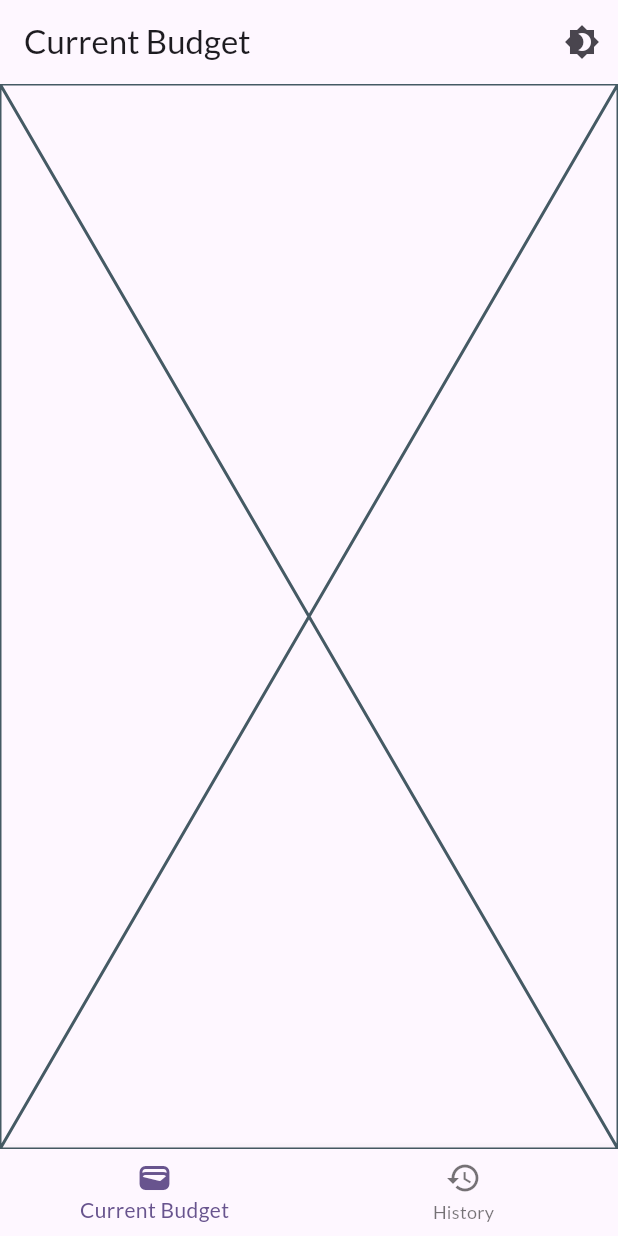
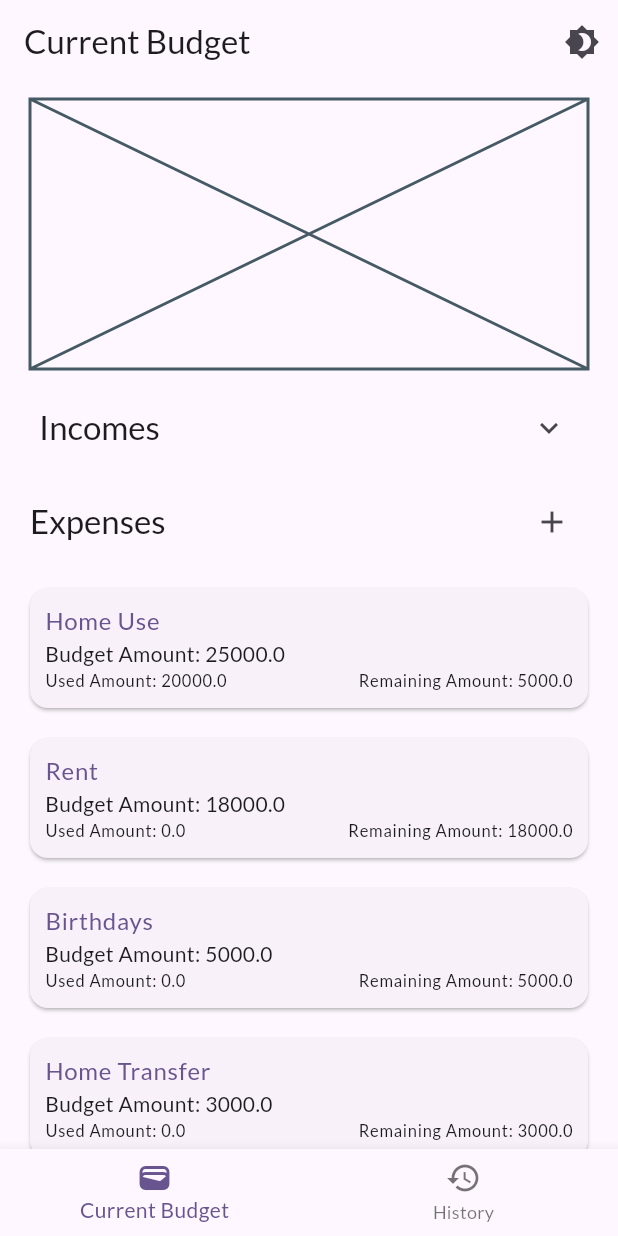
Before and after one commit to shakeelansari63/budget-builder, a Flutter app: the screen it shows after launch, on a phone screen of 412 x 824 dp. Run offline on Flutter 3.47's test engine with Material 3 defaults, Android fonts, the light colour scheme and no system bars; our stand-ins replace flutter_riverpod, google_fonts.

Commit message:
Basic Data Display

```diff
--- /dev/null
+++ b/lib/dummy_data.dart
@@ -0,0 +1,247 @@
+import 'package:budget_builder/models/budget.dart';
+import 'package:budget_builder/models/expenditure.dart';
+import 'package:budget_builder/models/expense.dart';
+import 'package:budget_builder/models/income.dart';
+
+final allBudgets = [
+  BudgetModel(
+    id: 1,
+    name: 'My Budget 1',
+    periodStart: DateTime(2023, 11, 1, 0, 0, 0),
+    periodEnd: DateTime(2023, 11, 30, 0, 0, 0),
+    isCurrent: false,
+    incomes: [
+      IncomeModel(
+        id: 1,
+        source: 'Regular',
+        income: 120000,
+      ),
+      IncomeModel(
+        id: 2,
+        source: 'Freelance',
+        income: 10000,
+      ),
+    ],
+    expenses: [
+      ExpenseModel(
+        id: 1,
+        name: 'Home Use',
+        amount: 25000,
+        expenditures: [
+          ExpenditureModel(
+            id: 1,
+            name: 'Used',
+            amount: 10000,
+          ),
+          ExpenditureModel(
+            id: 2,
+            name: 'Used',
+            amount: 15000,
+          ),
+        ],
+      ),
+      ExpenseModel(
+        id: 2,
+        name: 'Rent',
+        amount: 18000,
+        expenditures: [],
+      ),
+      ExpenseModel(
+        id: 3,
+        name: 'Car work',
+        amount: 5000,
+        expenditures: [],
+      ),
+      ExpenseModel(
+        id: 3,
+        name: 'Home Transfer',
+        amount: 3000,
+        expenditures: [],
+      ),
+    ],
+  ),
+  BudgetModel(
+    id: 2,
+    name: 'My Budget 2',
+    periodStart: DateTime(2023, 12, 1, 0, 0, 0),
+    periodEnd: DateTime(2023, 12, 31, 0, 0, 0),
+    isCurrent: false,
+    incomes: [
+      IncomeModel(
+        id: 1,
+        source: 'Regular',
+        income: 120000,
+      ),
+      IncomeModel(
+        id: 2,
+        source: 'Freelance',
+        income: 10000,
+      ),
+    ],
+    expenses: [
+      ExpenseModel(
+        id: 1,
+        name: 'Home Use',
+        amount: 25000,
+        expenditures: [
+          ExpenditureModel(
+            id: 1,
+            name: 'Used',
+            amount: 25000,
+          ),
+        ],
+      ),
+      ExpenseModel(
+        id: 2,
+        name: 'Rent',
+        amount: 18000,
+        expenditures: [],
+      ),
+      ExpenseModel(
+        id: 3,
+        name: 'Home Transfer',
+        amount: 3000,
+        expenditures: [],
+      ),
+    ],
+  ),
+  BudgetModel(
+    id: 3,
+    name: 'My Budget 3',
+    periodStart: DateTime(2024, 1, 1, 0, 0, 0),
+    periodEnd: DateTime(2024, 1, 31, 0, 0, 0),
+    isCurrent: false,
+    incomes: [
+      IncomeModel(
+        id: 1,
+        source: 'Regular',
+        income: 120000,
+      ),
+      IncomeModel(
+        id: 2,
+        source: 'Freelance',
+        income: 10000,
+      ),
+    ],
+    expenses: [
+      ExpenseModel(
+        id: 1,
+        name: 'Home Use',
+        amount: 25000,
+        expenditures: [
+          ExpenditureModel(
+            id: 1,
+            name: 'Used',
+            amount: 10000,
+          ),
+          ExpenditureModel(
+            id: 1,
+            name: 'Used',
+            amount: 10000,
+          ),
+          ExpenditureModel(
+            id: 1,
+            name: 'Used',
+            amount: 5000,
+          ),
+        ],
+      ),
+      ExpenseModel(
+        id: 2,
+        name: 'Rent',
+        amount: 18000,
+        expenditures: [],
+      ),
+      ExpenseModel(
+        id: 3,
+        name: 'Home Cleaning',
+        amount: 2000,
+        expenditures: [],
+      ),
+      ExpenseModel(
+        id: 4,
+        name: 'Home Transfer',
+        amount: 3000,
+        expenditures: [],
+      ),
+    ],
+  ),
+  BudgetModel(
+    id: 4,
+    name: 'My Budget 1',
+    periodStart: DateTime(2024, 2, 1, 0, 0, 0),
+    periodEnd: DateTime(2024, 2, 29, 0, 0, 0),
+    isCurrent: true,
+    incomes: [
+      IncomeModel(
+        id: 1,
+        source: 'Regular',
+        income: 120000,
+      ),
+      IncomeModel(
+        id: 2,
+        source: 'Freelance',
+        income: 10000,
+      ),
+      IncomeModel(
+        id: 3,
+        source: 'Rent Money',
+        income: 12000,
+      ),
+    ],
+    expenses: [
+      ExpenseModel(
+        id: 1,
+        name: 'Home Use',
+        amount: 25000,
+        expenditures: [
+          ExpenditureModel(
+            id: 1,
+            name: 'Used',
+            amount: 10000,
+          ),
+          ExpenditureModel(
+            id: 2,
+            name: 'Used',
+            amount: 10000,
+          ),
+        ],
+      ),
+      ExpenseModel(
+        id: 2,
+        name: 'Rent',
+        amount: 18000,
+        expenditures: [],
+      ),
+      ExpenseModel(
+        id: 3,
+        name: 'Birthdays',
+        amount: 5000,
+        expenditures: [],
+      ),
+      ExpenseModel(
+        id: 4,
+        name: 'Home Transfer',
+        amount: 3000,
+        expenditures: [],
+      ),
+      ExpenseModel(
+        id: 5,
+        name: 'Other',
+        amount: 10000,
+        expenditures: [
+          ExpenditureModel(
+            id: 1,
+            name: 'Used',
+            amount: 200,
+          ),
+          ExpenditureModel(
+            id: 2,
+            name: 'Used',
+            amount: 500,
+          ),
+        ],
+      ),
+    ],
+  ),
+];
--- a/lib/main.dart
+++ b/lib/main.dart
@@ -1,5 +1,5 @@
 import 'package:budget_builder/providers/theme_provider.dart';
-import 'package:budget_builder/screens/main_screen.dart';
+import 'package:budget_builder/pages/main_screen.dart';
 import 'package:flutter/material.dart';
 import 'package:flutter_riverpod/flutter_riverpod.dart';
 
--- /dev/null
+++ b/lib/models/budget.dart
@@ -0,0 +1,22 @@
+import 'package:budget_builder/models/expense.dart';
+import 'package:budget_builder/models/income.dart';
+
+class BudgetModel {
+  BudgetModel({
+    required this.id,
+    required this.name,
+    required this.periodStart,
+    required this.periodEnd,
+    required this.isCurrent,
+    required this.incomes,
+    required this.expenses,
+  });
+
+  int id;
+  String name;
+  DateTime periodStart;
+  DateTime periodEnd;
+  bool isCurrent;
+  List<IncomeModel> incomes;
+  List<ExpenseModel> expenses;
+}
--- /dev/null
+++ b/lib/models/expenditure.dart
@@ -0,0 +1,11 @@
+class ExpenditureModel {
+  ExpenditureModel({
+    required this.id,
+    required this.name,
+    required this.amount,
+  });
+
+  int id;
+  String name;
+  double amount;
+}
--- /dev/null
+++ b/lib/models/expense.dart
@@ -0,0 +1,15 @@
+import 'package:budget_builder/models/expenditure.dart';
+
+class ExpenseModel {
+  ExpenseModel({
+    required this.id,
+    required this.name,
+    required this.amount,
+    required this.expenditures,
+  });
+
+  int id;
+  String name;
+  double amount;
+  List<ExpenditureModel> expenditures;
+}
--- /dev/null
+++ b/lib/models/income.dart
@@ -0,0 +1,10 @@
+class IncomeModel {
+  IncomeModel({
+    required this.id,
+    required this.source,
+    required this.income,
+  });
+  int id;
+  String source;
+  double income;
+}
--- /dev/null
+++ b/lib/pages/current_budget.dart
@@ -0,0 +1,35 @@
+import 'package:budget_builder/providers/current_budget_provider.dart';
+import 'package:budget_builder/widgets/expense_graph.dart';
+import 'package:budget_builder/widgets/expenses.dart';
+import 'package:budget_builder/widgets/incomes.dart';
+import 'package:flutter/material.dart';
+import 'package:flutter_riverpod/flutter_riverpod.dart';
+
+class CurrentBudget extends ConsumerWidget {
+  const CurrentBudget({super.key});
+
+  @override
+  Widget build(BuildContext context, WidgetRef ref) {
+    final currentBudget = ref.watch(currentBudgetProvider);
+
+    return Column(
+      children: [
+        ExpenseGraph(
+          expenses: currentBudget.expenses,
+        ),
+        Expanded(
+          child: ListView(
+            children: [
+              Incomes(
+                incomes: currentBudget.incomes,
+              ),
+              Expenses(
+                expenses: currentBudget.expenses,
+              ),
+            ],
+          ),
+        ),
+      ],
+    );
+  }
+}
--- a/lib/screens/main_screen.dart
+++ b/lib/pages/main_screen.dart
@@ -1,6 +1,6 @@
 import 'package:budget_builder/providers/theme_provider.dart';
-import 'package:budget_builder/widgets/current_budget.dart';
-import 'package:budget_builder/widgets/history_budgets.dart';
+import 'package:budget_builder/pages/current_budget.dart';
+import 'package:budget_builder/pages/history_budgets.dart';
 import 'package:flutter/material.dart';
 import 'package:flutter_riverpod/flutter_riverpod.dart';
 
@@ -41,7 +41,10 @@ class _MainScreenState extends ConsumerState<MainScreen> {
           ),
         ],
       ),
-      body: currentPage,
+      body: Container(
+        padding: const EdgeInsets.symmetric(vertical: 0, horizontal: 10),
+        child: currentPage,
+      ),
       bottomNavigationBar: BottomNavigationBar(
         items: const [
           BottomNavigationBarItem(
--- /dev/null
+++ b/lib/providers/current_budget_provider.dart
@@ -0,0 +1,111 @@
+import 'package:budget_builder/dummy_data.dart';
+import 'package:budget_builder/models/budget.dart';
+import 'package:budget_builder/models/expense.dart';
+import 'package:budget_builder/models/income.dart';
+import 'package:flutter_riverpod/flutter_riverpod.dart';
+
+class CurrentBudgetNotifier extends StateNotifier<BudgetModel> {
+  CurrentBudgetNotifier()
+      : super(allBudgets.where((budget) => budget.isCurrent).first);
+
+  // Helper methods
+  void _updateIncomes(List<IncomeModel> updatedIncomes) {
+    // Sort by Id
+    updatedIncomes.sort((i, j) => i.id.compareTo(j.id));
+
+    // Update State
+    state = BudgetModel(
+      id: state.id,
+      name: state.name,
+      periodStart: state.periodStart,
+      periodEnd: state.periodEnd,
+      isCurrent: state.isCurrent,
+      incomes: updatedIncomes,
+      expenses: state.expenses,
+    );
+  }
+
+  void _updateExpenses(List<ExpenseModel> updatedExpenses) {
+    // Sort by Id
+    updatedExpenses.sort((i, j) => i.id.compareTo(j.id));
+
+    // Update State
+    state = BudgetModel(
+      id: state.id,
+      name: state.name,
+      periodStart: state.periodStart,
+      periodEnd: state.periodEnd,
+      isCurrent: state.isCurrent,
+      incomes: state.incomes,
+      expenses: updatedExpenses,
+    );
+  }
+
+  // Add or Remove Incomes
+  void addIncome(IncomeModel income) {
+    //  Update Income Id
+    income.id = state.incomes.last.id + 1;
+
+    // Add Income
+    final updatedIncomes = [...state.incomes, income];
+
+    // Update Incomes
+    _updateIncomes(updatedIncomes);
+  }
+
+  void removeIncome(IncomeModel income) {
+    final updatedIncomes =
+        state.incomes.where((i) => i.id != income.id).toList();
+
+    // Update Incomes
+    _updateIncomes(updatedIncomes);
+  }
+
+  void updateIncome(IncomeModel income) {
+    // Remove existing
+    final skipped = state.incomes.where((i) => i.id != income.id).toList();
+
+    // Add Updated
+    final updatedIncomes = [...skipped, income];
+
+    // Update Incomes
+    _updateIncomes(updatedIncomes);
+  }
+
+  // Add or Remove Expenses
+  void addExpense(ExpenseModel expense) {
+    // Update Expense Id
+    expense.id = state.expenses.last.id + 1;
+
+    // Generate updated expense list
+    final updatedExpenses = [...state.expenses, expense];
+
+    // Update Expenses
+    _updateExpenses(updatedExpenses);
+  }
+
+  void removeExpense(ExpenseModel expense) {
+    final updatedExpenses =
+        state.expenses.where((e) => e.id != expense.id).toList();
+
+    // Update Expenses
+    _updateExpenses(updatedExpenses);
+  }
+
+  void updateExpense(ExpenseModel expense) {
+    final skipped = state.expenses.where((e) => e.id != expense.id).toList();
+    final updatedExpenses = [...skipped, expense];
+
+    // Update Expenses
+    _updateExpenses(updatedExpenses);
+  }
+
+  void changeBudget(int budgetId) {
+    state = allBudgets.where((budget) => budget.id == budgetId).first;
+  }
+}
+
+final currentBudgetProvider =
+    StateNotifierProvider<CurrentBudgetNotifier, BudgetModel>(
+  (ref) => CurrentBudgetNotifier(),
+);
--- a/lib/providers/theme_provider.dart
+++ b/lib/providers/theme_provider.dart
@@ -13,8 +13,8 @@ ThemeData themeBuilder(Brightness brightness) {
   );
 }
 
-class ThemeState extends StateNotifier<ThemeData> {
-  ThemeState() : super(themeBuilder(Brightness.light));
+class ThemeStateNotifier extends StateNotifier<ThemeData> {
+  ThemeStateNotifier() : super(themeBuilder(Brightness.light));
 
   void toggleTheme() {
     final currentTheme = state.colorScheme.brightness;
@@ -27,5 +27,5 @@ class ThemeState extends StateNotifier<ThemeData> {
   }
 }
 
-final appTheme =
-    StateNotifierProvider<ThemeState, ThemeData>((ref) => ThemeState());
+final appTheme = StateNotifierProvider<ThemeStateNotifier, ThemeData>(
+    (ref) => ThemeStateNotifier());
--- a/lib/widgets/current_budget.dart
+++ /dev/null
@@ -1,10 +0,0 @@
-import 'package:flutter/material.dart';
-
-class CurrentBudget extends StatelessWidget {
-  const CurrentBudget({super.key});
-
-  @override
-  Widget build(BuildContext context) {
-    return const Placeholder();
-  }
-}
--- /dev/null
+++ b/lib/widgets/expense_card.dart
@@ -0,0 +1,67 @@
+import 'package:budget_builder/models/expense.dart';
+import 'package:flutter/material.dart';
+import 'package:flutter_riverpod/flutter_riverpod.dart';
+
+class ExpenseCard extends ConsumerWidget {
+  const ExpenseCard({super.key, required this.expense});
+  final ExpenseModel expense;
+
+  double _totalSpend() {
+    if (expense.expenditures.isEmpty) return 0;
+    return expense.expenditures.map((e) => e.amount).reduce((v, e) => v + e);
+  }
+
+  double _spendRemaining() {
+    if (_totalSpend() > expense.amount) return 0;
+    return expense.amount - _totalSpend();
+  }
+
+  @override
+  Widget build(BuildContext context, WidgetRef ref) {
+    return Card(
+      margin: const EdgeInsets.all(10),
+      clipBehavior: Clip.antiAlias,
+      child: InkWell(
+        onTap: () {},
+        splashColor: Theme.of(context).colorScheme.primary,
+        child: Container(
+          padding: const EdgeInsets.all(10),
+          child: Column(
+            crossAxisAlignment: CrossAxisAlignment.start,
+            children: [
+              Text(
+                expense.name,
+                style: Theme.of(context).textTheme.bodyLarge!.copyWith(
+                      color: Theme.of(context).colorScheme.primary,
+                    ),
+              ),
+              Text(
+                'Budget Amount: ${expense.amount}',
+                style: Theme.of(context).textTheme.bodyMedium!.copyWith(
+                      color: Theme.of(context).colorScheme.onBackground,
+                    ),
+              ),
+              Row(
+                mainAxisAlignment: MainAxisAlignment.spaceBetween,
+                children: [
+                  Text(
+                    'Used Amount: ${_totalSpend()}',
+                    style: Theme.of(context).textTheme.labelSmall!.copyWith(
+                          color: Theme.of(context).colorScheme.onBackground,
+                        ),
+                  ),
+                  Text(
+                    'Remaining Amount: ${_spendRemaining()}',
+                    style: Theme.of(context).textTheme.labelSmall!.copyWith(
+                          color: Theme.of(context).colorScheme.onBackground,
+                        ),
+                  ),
+                ],
+              ),
+            ],
+          ),
+        ),
+      ),
+    );
+  }
+}
--- /dev/null
+++ b/lib/widgets/expense_graph.dart
@@ -0,0 +1,18 @@
+import 'package:budget_builder/models/expense.dart';
+import 'package:flutter/material.dart';
+import 'package:flutter_riverpod/flutter_riverpod.dart';
+
+class ExpenseGraph extends ConsumerWidget {
+  const ExpenseGraph({super.key, required this.expenses});
+
+  final List<ExpenseModel> expenses;
+
+  @override
+  Widget build(BuildContext context, WidgetRef ref) {
+    return Container(
+      padding: const EdgeInsets.all(10),
+      height: 200,
+      child: const Placeholder(),
+    );
+  }
+}
--- /dev/null
+++ b/lib/widgets/expenses.dart
@@ -0,0 +1,40 @@
+import 'package:budget_builder/models/expense.dart';
+import 'package:budget_builder/widgets/expense_card.dart';
+import 'package:flutter/material.dart';
+import 'package:flutter_riverpod/flutter_riverpod.dart';
+
+class Expenses extends ConsumerWidget {
+  const Expenses({super.key, required this.expenses});
+  final List<ExpenseModel> expenses;
+
+  @override
+  Widget build(BuildContext context, WidgetRef ref) {
+    return Column(
+      children: [
+        Container(
+          padding: const EdgeInsets.all(10),
+          child: Row(
+            mainAxisAlignment: MainAxisAlignment.spaceBetween,
+            children: [
+              Text(
+                'Expenses',
+                style: Theme.of(context).textTheme.titleLarge!.copyWith(
+                      color: Theme.of(context).colorScheme.onBackground,
+                    ),
+              ),
+              IconButton(
+                onPressed: () {},
+                icon: const Icon(Icons.add),
+              ),
+            ],
+          ),
+        ),
+        ListView.builder(
+          shrinkWrap: true,
+          itemCount: expenses.length,
+          itemBuilder: (ctx, idx) => ExpenseCard(expense: expenses[idx]),
+        ),
+      ],
+    );
+  }
+}
--- /dev/null
+++ b/lib/widgets/incomes.dart
@@ -0,0 +1,64 @@
+import 'package:budget_builder/models/income.dart';
+import 'package:budget_builder/widgets/income_card.dart';
+import 'package:flutter/material.dart';
+
+class Incomes extends StatelessWidget {
+  const Incomes({super.key, required this.incomes});
+  final List<IncomeModel> incomes;
+
+  double _getTotalIncome() {
+    if (incomes.isEmpty) return 0;
+    return incomes.map((i) => i.income).reduce((val, income) => val + income);
+  }
+
+  @override
+  Widget build(BuildContext context) {
+    return ExpansionTile(
+      title: Text(
+        'Incomes',
+        style: Theme.of(context).textTheme.titleLarge!.copyWith(
+              color: Theme.of(context).colorScheme.onBackground,
+            ),
+      ),
+      expandedCrossAxisAlignment: CrossAxisAlignment.end,
+      children: [
+        ListTile(
+          title: Row(
+            mainAxisAlignment: MainAxisAlignment.spaceBetween,
+            children: [
+              Text(
+                'Total Income: ${_getTotalIncome()}',
+                style: Theme.of(context).textTheme.bodySmall!.copyWith(
+                      color: Theme.of(context).colorScheme.primary,
+                    ),
+              ),
+              IconButton(
+                onPressed: () {},
+                icon: const Icon(
+                  Icons.add,
+                  size: 20,
+                ),
+              ),
+            ],
+          ),
+        ),
+        if (incomes.isNotEmpty)
+          for (IncomeModel income in incomes) IncomeCard(income: income)
+        else
+          Card(
+            child: Container(
+              width: double.infinity,
+              padding: const EdgeInsets.all(10),
+              child: Text(
+                'No Income',
+                textAlign: TextAlign.center,
+                style: Theme.of(context).textTheme.bodyLarge!.copyWith(
+                      color: Theme.of(context).colorScheme.onBackground,
+                    ),
+              ),
+            ),
+          ),
+      ],
+    );
+  }
+}
```
Also changed, not shown: lib/widgets/income_card.dart (added, +52 -0 lines), lib/pages/history_budgets.dart (renamed from lib/widgets/history_budgets.dart).
